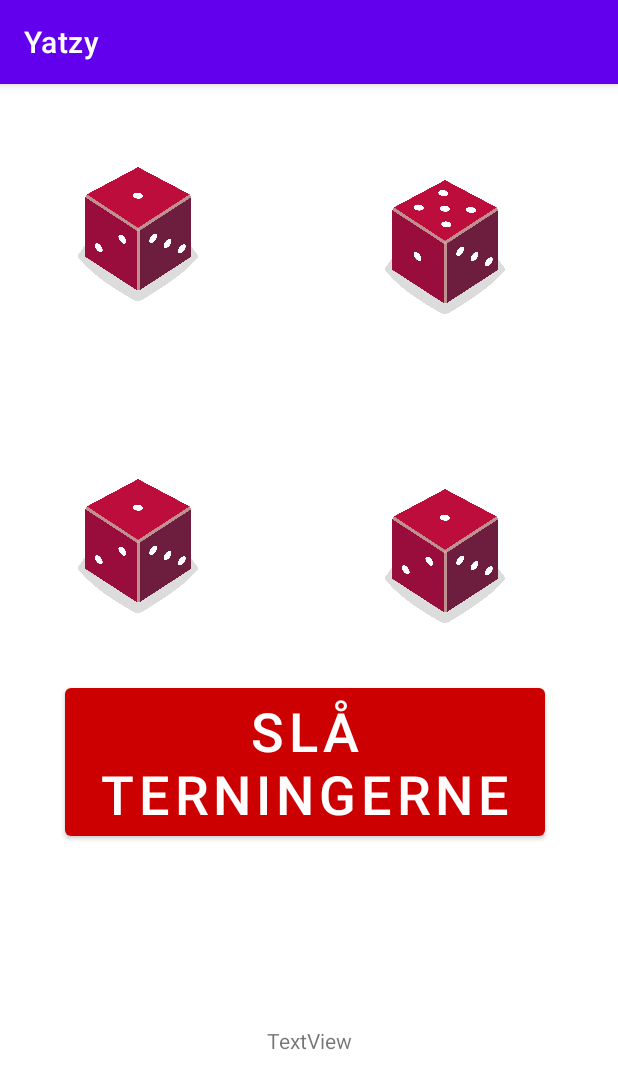
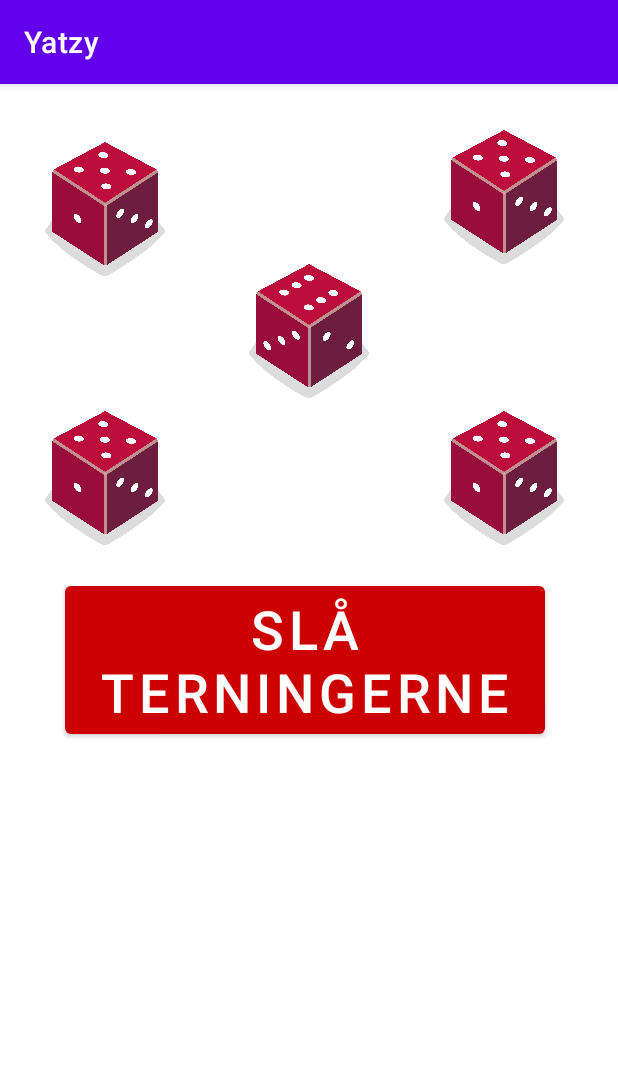
Before and after one commit to willekla/yatzy, an Android app: the screen it shows after launch (MainActivity), on a phone screen of 412 x 824 dp. Shown: the top 1089 px of the screen. Run offline under Robolectric (Android 15) with nearby library versions, the phone set to English and light mode, and no system bars.

Commit message:
first take - five dices introduced

```diff
--- a/app/src/main/java/com/example/diceroller/MainActivity.kt
+++ b/app/src/main/java/com/example/diceroller/MainActivity.kt
@@ -22,22 +22,39 @@ class MainActivity : AppCompatActivity() {
         val rollButton: Button = findViewById(R.id.button)
 
         // Set a click listener on the button to roll the dice when the user taps the button
-        rollButton.setOnClickListener { rollDice() }
+        rollButton.setOnClickListener { rollDices() }
 
         // Do a dice roll when the app starts
-        rollDice()
+        rollDices()
+    }
+
+    private fun rollDices() {
+        val diceImage1: ImageView = findViewById(R.id.terning1)
+        val dice1 = rollDice(diceImage1)
+
+        val diceImage2: ImageView = findViewById(R.id.terning2)
+        val dice2 = rollDice(diceImage2)
+
+        val diceImage3: ImageView = findViewById(R.id.terning3)
+        val dice3 = rollDice(diceImage3)
+
+        val diceImage4: ImageView = findViewById(R.id.terning4)
+        val dice4 = rollDice(diceImage4)
+
+        val diceImage5: ImageView = findViewById(R.id.terning5)
+        val dice5 = rollDice(diceImage5)
     }
 
     /**
      * Roll the dice and update the screen with the result.
      */
-    private fun rollDice() {
+    private fun rollDice(diceImage: ImageView): Int {
         // Create new Dice object with 6 sides and roll it
         val dice = Dice(6)
         val diceRoll = dice.roll()
 
         // Find the ImageView in the layout
-        val diceImage: ImageView = findViewById(R.id.terning5)
+        val diceImage: ImageView = findViewById(diceImage.id)
 
         // Determine which drawable resource ID to use based on the dice roll
         val drawableResource = when (diceRoll) {
@@ -54,6 +71,7 @@ class MainActivity : AppCompatActivity() {
 
         // Update the content description
         diceImage.contentDescription = diceRoll.toString()
+        return diceRoll
     }
 }
 
--- a/app/src/main/res/layout/activity_main.xml
+++ b/app/src/main/res/layout/activity_main.xml
@@ -10,86 +10,71 @@
         android:id="@+id/terning1"
         android:layout_width="80dp"
         android:layout_height="100dp"
-        android:layout_marginEnd="5dp"
-        android:layout_marginStart="10dp"
-        android:contentDescription="TODO"
-        app:layout_constraintBottom_toBottomOf="parent"
+        app:layout_constraintBottom_toTopOf="@+id/button"
         app:layout_constraintEnd_toEndOf="parent"
-        app:layout_constraintHorizontal_bias="0.449"
+        app:layout_constraintHorizontal_bias="0.09"
         app:layout_constraintStart_toStartOf="parent"
         app:layout_constraintTop_toTopOf="parent"
-        app:layout_constraintVertical_bias="0.247"
-        tools:srcCompat="@drawable/dice_1" />
+        app:layout_constraintVertical_bias="0.146"
+        app:srcCompat="@drawable/dice_1" />
 
     <ImageView
         android:id="@+id/terning2"
         android:layout_width="80dp"
         android:layout_height="100dp"
-        app:layout_constraintBottom_toTopOf="@+id/terning3"
+        app:layout_constraintBottom_toTopOf="@+id/button"
         app:layout_constraintEnd_toEndOf="parent"
-        app:layout_constraintHorizontal_bias="0.157"
+        app:layout_constraintHorizontal_bias="0.891"
         app:layout_constraintStart_toStartOf="parent"
         app:layout_constraintTop_toTopOf="parent"
-        app:layout_constraintVertical_bias="0.318"
+        app:layout_constraintVertical_bias="0.112"
         app:srcCompat="@drawable/dice_1" />
 
     <ImageView
         android:id="@+id/terning3"
         android:layout_width="80dp"
         android:layout_height="100dp"
-        android:layout_marginStart="52dp"
-        android:layout_marginTop="248dp"
         app:layout_constraintBottom_toTopOf="@+id/button"
+        app:layout_constraintEnd_toEndOf="parent"
+        app:layout_constraintHorizontal_bias="0.09"
         app:layout_constraintStart_toStartOf="parent"
         app:layout_constraintTop_toTopOf="parent"
-        app:layout_constraintVertical_bias="0.2"
+        app:layout_constraintVertical_bias="0.931"
         app:srcCompat="@drawable/dice_1" />
 
     <ImageView
         android:id="@+id/terning4"
         android:layout_width="80dp"
         android:layout_height="100dp"
-        android:layout_marginBottom="32dp"
-        android:layout_marginEnd="56dp"
         app:layout_constraintBottom_toTopOf="@+id/button"
         app:layout_constraintEnd_toEndOf="parent"
-        app:layout_constraintHorizontal_bias="0.558"
-        app:layout_constraintStart_toEndOf="@+id/terning1"
+        app:layout_constraintHorizontal_bias="0.891"
+        app:layout_constraintStart_toStartOf="parent"
+        app:layout_constraintTop_toTopOf="parent"
+        app:layout_constraintVertical_bias="0.931"
         app:srcCompat="@drawable/dice_1" />
 
     <ImageView
         android:id="@+id/terning5"
         android:layout_width="80dp"
         android:layout_height="100dp"
-        app:layout_constraintBottom_toTopOf="@+id/terning4"
+        app:layout_constraintBottom_toTopOf="@+id/button"
         app:layout_constraintEnd_toEndOf="parent"
-        app:layout_constraintHorizontal_bias="0.623"
-        app:layout_constraintStart_toEndOf="@+id/terning2"
+        app:layout_constraintStart_toStartOf="parent"
         app:layout_constraintTop_toTopOf="parent"
-        app:layout_constraintVertical_bias="0.358"
         app:srcCompat="@drawable/dice_1" />
 
     <Button
         android:id="@+id/button"
         android:layout_width="wrap_content"
         android:layout_height="wrap_content"
-        android:layout_marginTop="132dp"
         android:text="@string/roll"
         android:textSize="36sp"
         app:backgroundTint="@android:color/holo_red_dark"
+        app:layout_constraintBottom_toBottomOf="parent"
         app:layout_constraintEnd_toEndOf="parent"
         app:layout_constraintHorizontal_bias="0.47"
         app:layout_constraintStart_toStartOf="parent"
-        app:layout_constraintTop_toBottomOf="@+id/terning1" />
-
-    <TextView
-        android:id="@+id/textView"
-        android:layout_width="wrap_content"
-        android:layout_height="wrap_content"
-        android:text="TextView"
-        app:layout_constraintBottom_toBottomOf="parent"
-        app:layout_constraintEnd_toEndOf="parent"
-        app:layout_constraintStart_toStartOf="parent"
-        app:layout_constraintTop_toBottomOf="@+id/button" />
+        app:layout_constraintTop_toTopOf="parent" />
 
 </androidx.constraintlayout.widget.ConstraintLayout>
```
